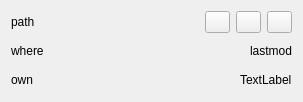
First picture: the form in src/last_open/element/element_ui.ui, repository giacomogroppi/writernote-qt, before the edit.
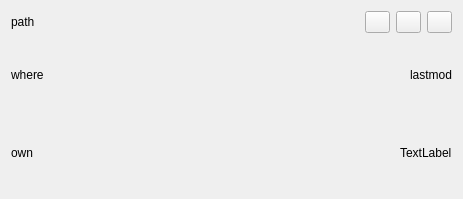
Second picture: the form after the edit. Icons and pictures are not drawn.

Patch:
```diff
--- a/src/last_open/element/element_ui.ui
+++ b/src/last_open/element/element_ui.ui
@@ -6,20 +6,24 @@
    <rect>
     <x>0</x>
     <y>0</y>
-    <width>303</width>
-    <height>102</height>
+    <width>463</width>
+    <height>199</height>
    </rect>
   </property>
   <property name="maximumSize">
    <size>
-    <width>16777215</width>
-    <height>102</height>
+    <width>463</width>
+    <height>200</height>
    </size>
   </property>
   <property name="windowTitle">
    <string>Form</string>
   </property>
-  <layout class="QVBoxLayout" name="verticalLayout_2">
+  <layout class="QHBoxLayout" name="horizontalLayout_4">
+   <item>
+    <layout class="QHBoxLayout" name="horizontalLayout_3">
+     <item>
+      <layout class="QVBoxLayout" name="verticalLayout">
    <item>
     <layout class="QHBoxLayout" name="horizontalLayout_3_path">
      <item>
@@ -83,8 +87,6 @@
     </layout>
    </item>
    <item>
-    <layout class="QVBoxLayout" name="verticalLayout">
-     <item>
       <layout class="QHBoxLayout" name="horizontalLayout">
        <item>
         <widget class="QLabel" name="label_where">
@@ -143,6 +145,8 @@
           <string>TextLabel</string>
          </property>
         </widget>
+         </item>
+        </layout>
        </item>
       </layout>
      </item>
```
Lines whose indentation alone changed are shown as unchanged.
